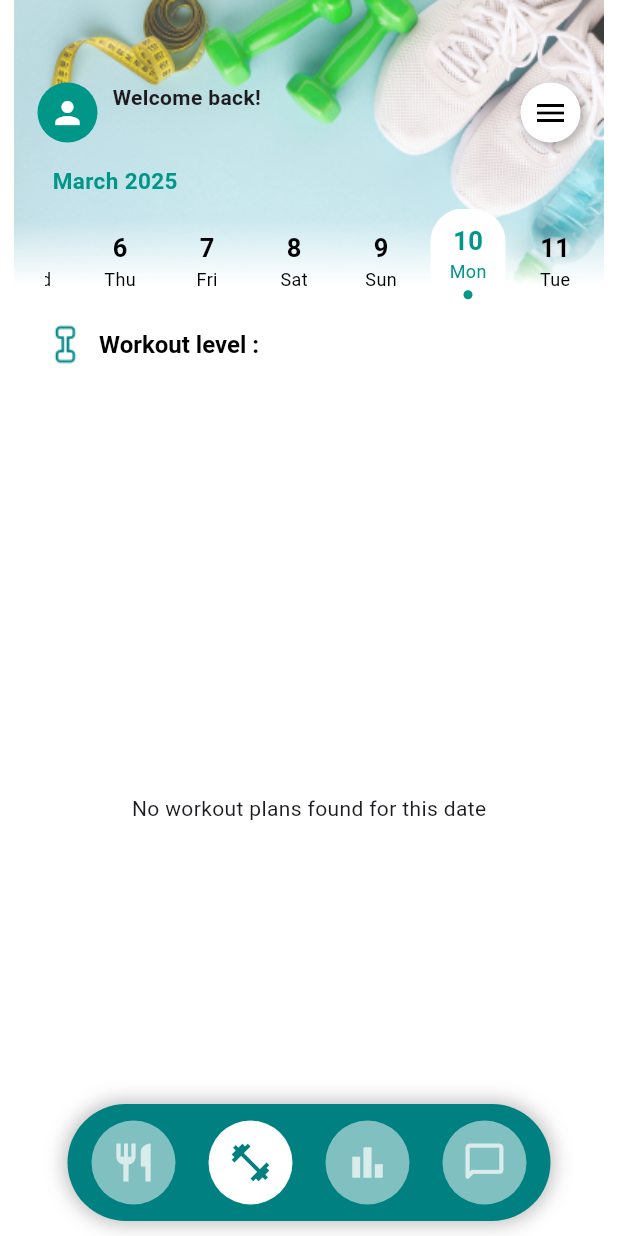
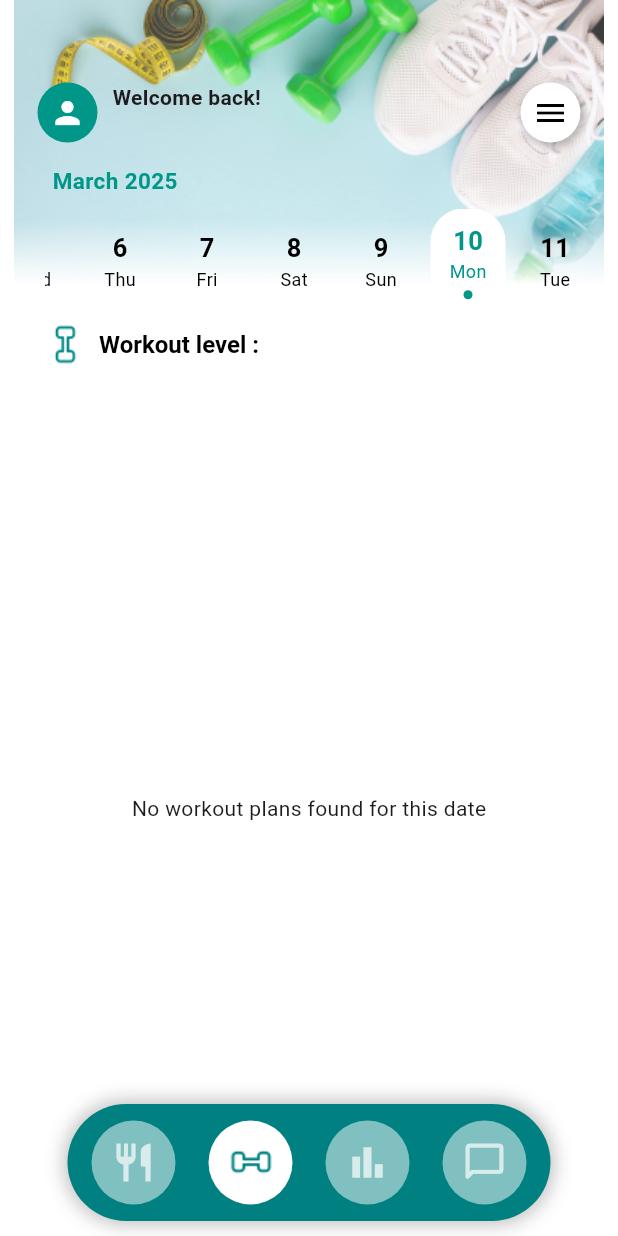
Before and after one commit to liyuwan/RAG-Agent-for-Lifestyle-Improvement, a Flutter app: the MainPage screen opened directly, item 2 of the bottom bar chosen, on a phone screen of 412 x 824 dp. Run offline on Flutter 3.47's test engine with Material 3 defaults, Android fonts, the phone set to English and light mode, and no system bars; our stand-ins replace cloud_firestore, firebase_auth, firebase_core, firebase_storage, flutter_tts, google_sign_in and 2 more; accounts and stored records are empty; project files that could hold a hidden picture were left out.

```diff
--- a/rag_flutter_app/lib/pages/main_page.dart
+++ b/rag_flutter_app/lib/pages/main_page.dart
@@ -50,7 +50,7 @@ class _MainPageState extends State<MainPage> {
             mainAxisAlignment: MainAxisAlignment.spaceAround,
             children: [
               _buildNavItem(Icons.restaurant, 0),
-              _buildNavItem(Icons.fitness_center_outlined, 1),
+              _buildNavItemWithImage('assets/dumbell.png', 1),
               _buildNavItem(Icons.bar_chart, 2),
               _buildNavItem(Icons.chat_bubble_outline_rounded, 3),
             ],
@@ -88,6 +88,30 @@ class _MainPageState extends State<MainPage> {
     );
   }
 
+  Widget _buildNavItemWithImage(String imagePath, int index) {
+    return GestureDetector(
+      onTap: () {
+        _onItemTapped(index);
+      },
+      child: CircleAvatar(
+        radius: 28,
+        backgroundColor:
+            _selectedIndex == index ? Colors.white : const Color(0xFF81C0C0),
+        child: Transform.rotate(
+          angle: 3.14 / 2, // Rotate 90 degrees (π/2 radians)
+          child: Image.asset(
+            imagePath,
+            width: 30,
+            height: 30,
+            color: _selectedIndex == index
+                ? const Color(0xFF008080)
+                : Colors.white70,
+          ),
+        ),
+      ),
+    );
+  }
+
   @override
   Widget build(BuildContext context) {
     return Scaffold(
--- a/rag_flutter_app/lib/pages/workout_plan_page.dart
+++ b/rag_flutter_app/lib/pages/workout_plan_page.dart
@@ -64,7 +64,7 @@ class _WorkoutPlanPageState extends State<WorkoutPlanPage> {
     return FirebaseFirestore.instance
         .collection('users')
         .doc(user.uid)
-        .collection('plans')
+        .collection('workout_plans')
         .where('type', isEqualTo: 'workout')
         .where('target_date', isGreaterThanOrEqualTo: Timestamp.fromDate(startOfDay))
         .where('target_date', isLessThanOrEqualTo: Timestamp.fromDate(endOfDay))
@@ -263,7 +263,7 @@ class _WorkoutPlanPageState extends State<WorkoutPlanPage> {
               borderRadius: BorderRadius.circular(20),
               color: isCompleted
                   ? Colors.green.withOpacity(0.3)
-                  : Colors.tealAccent.withOpacity(0.1),
+                  : Colors.teal[50],
             ),
             child: Padding(
               padding: const EdgeInsets.only(
```
Also changed, not shown: 1 other file.
